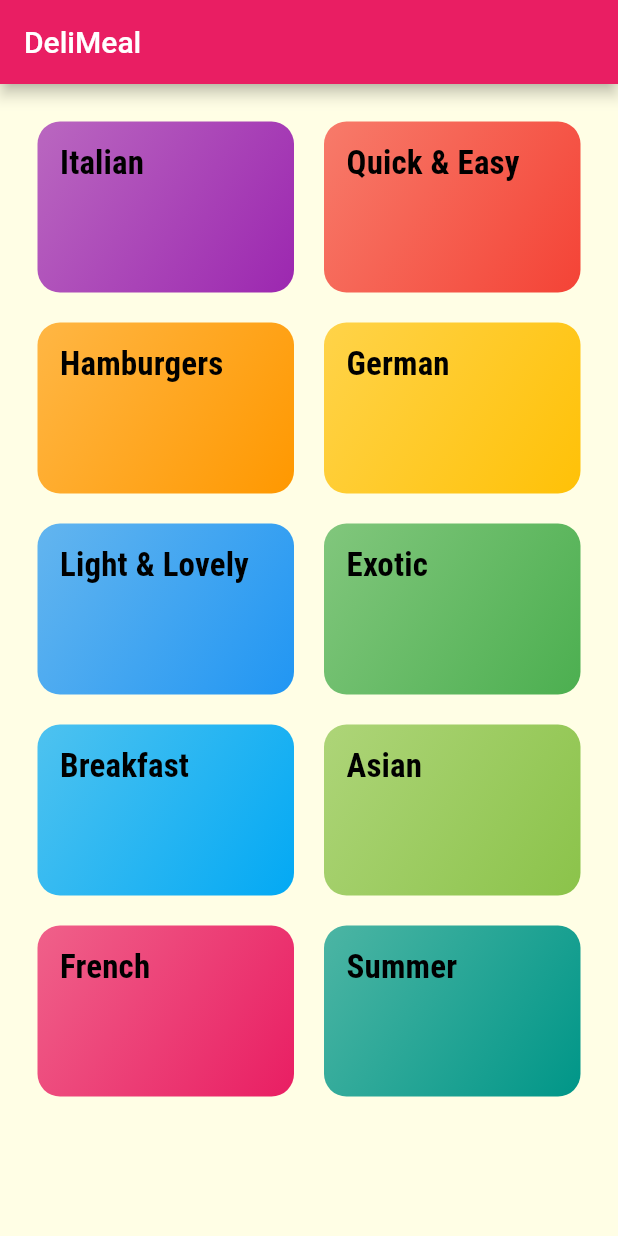
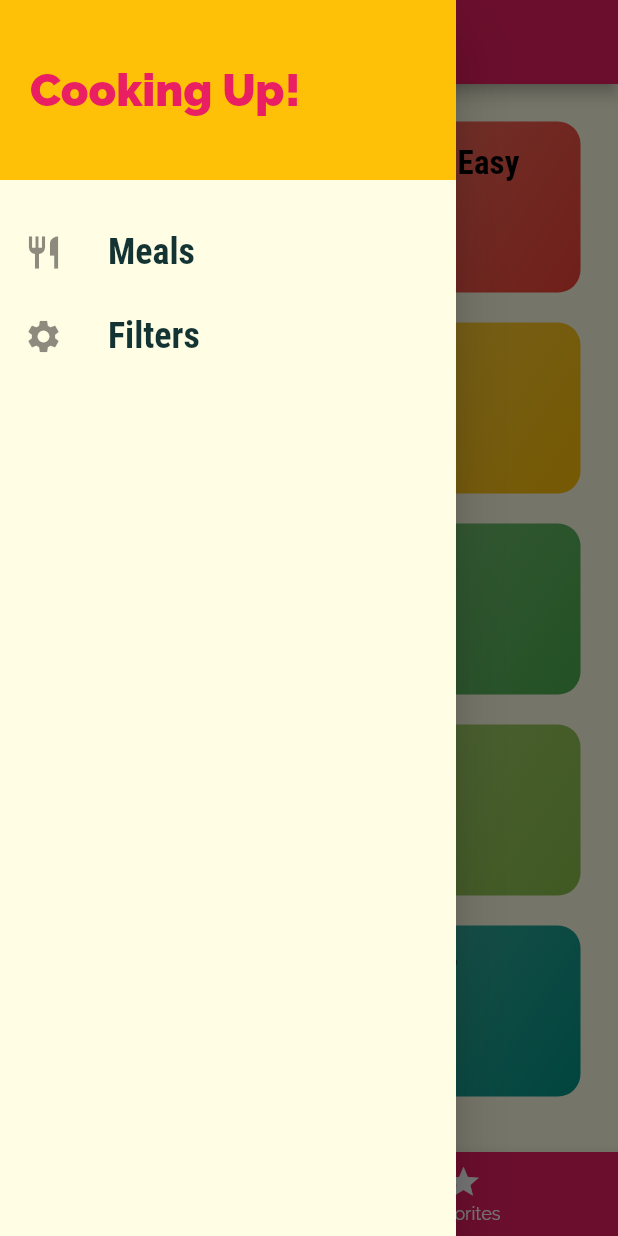
Before and after one commit to ccautionn/meal_rec_app, a Flutter app: the screen it shows after launch, with the side drawer open (before the commit the screen has no drawer), on a phone screen of 412 x 824 dp. Run offline on Flutter 3.47's test engine with Material 2 defaults, Android fonts, the light colour scheme and no system bars; missing offline and left inert: dart:ffi.

Commit message:
end of lecture 185

```diff
--- a/lib/main.dart
+++ b/lib/main.dart
@@ -1,17 +1,79 @@
 import 'package:flutter/material.dart';
-import 'package:meal_rec_app/screens/meal_detail_screen.dart';
+import 'package:meal_rec_app/dummy_data.dart';
+import './screens/filters_screen.dart';
+import './screens/meal_detail_screen.dart';
+import './screens/tabs_screen.dart';
+import 'models/meal.dart';
 import 'screens/catagories_screen.dart';
 import 'screens/category_meals_screen.dart';
 
 void main() => runApp(MyApp());
 
-class MyApp extends StatelessWidget {
+class MyApp extends StatefulWidget {
+  @override
+  State<MyApp> createState() => _MyAppState();
+}
+
+class _MyAppState extends State<MyApp> {
+  Map<String, bool> _filters = {
+    'gluten': false,
+    'lactose': false,
+    'vegan': false,
+    'vegeterian': false,
+  };
+
+  void _setFilters(Map<String, bool> filterData) {
+    setState(() {
+      _filters = filterData;
+      print(_filters);
+      _avaliableMeals = DUMMY_MEALS.where((meal) {
+        if (_filters['gluten'] == true && !meal.isGlutenFree) {
+          return false;
+        }
+        if (_filters['lactose'] == true && !meal.isLactoseFree) {
+          return false;
+        }
+        if (_filters['vegan'] == true && !meal.isVegan) {
+          return false;
+        }
+        if ((_filters['vegeterian'] == true) && !meal.isVegetarian) {
+          return false;
+        }
+        return true;
+      }).toList();
+    });
+  }
+
+  List<Meal> _avaliableMeals = DUMMY_MEALS;
+  List<Meal> _favoritedMeals = [];
+
+  void _toggleFavorite(String mealId) {
+    final existingIndex =
+        _favoritedMeals.indexWhere((meal) => meal.id == mealId);
+
+    if (existingIndex >= 0) {
+      setState(() {
+        _favoritedMeals.removeAt(existingIndex);
+      });
+    } else {
+      setState(() {
+        _favoritedMeals
+            .add(DUMMY_MEALS.firstWhere((meal) => meal.id == mealId));
+      });
+    }
+  }
+
+  bool _isMealFavorite(String mealId) {
+    return _favoritedMeals.any((meal) => meal.id == mealId);
+  }
+
   @override
   Widget build(BuildContext context) {
     return MaterialApp(
       title: 'DeliMeals',
       theme: ThemeData(
           canvasColor: const Color.fromRGBO(255, 254, 229, 1),
+          accentColor: Colors.amber,
           fontFamily: 'Raleway',
           textTheme: ThemeData.light().textTheme.copyWith(
               bodyLarge: const TextStyle(color: Color.fromRGBO(20, 51, 51, 1)),
@@ -25,12 +87,17 @@ class MyApp extends StatelessWidget {
       //home: const CategoriesScreen(),
       initialRoute: '/',
       routes: {
-        '/': (ctx) => const CategoriesScreen(),
-        CategoryMealsScreen.routeName: (ctx) => CategoryMealsScreen(),
-        MealDetailScreen.routeName: (ctx) => const MealDetailScreen(),
+        '/': (ctx) => TabScreen(favoriteMeals: _favoritedMeals),
+        CategoryMealsScreen.routeName: (ctx) =>
+            CategoryMealsScreen(_avaliableMeals),
+        MealDetailScreen.routeName: (ctx) => MealDetailScreen(
+            isFavorite: _isMealFavorite, toggleFavorite: _toggleFavorite),
+        FiltersScreen.routeName: (ctx) => FiltersScreen(
+              saveFilters: _setFilters,
+              currentFilters: _filters,
+            ),
       },
       onGenerateRoute: (settings) {
-        print(settings.arguments);
         return MaterialPageRoute(builder: (ctx) => const CategoriesScreen());
       },
       onUnknownRoute: ((settings) {
--- a/lib/screens/catagories_screen.dart
+++ b/lib/screens/catagories_screen.dart
@@ -7,11 +7,7 @@ class CategoriesScreen extends StatelessWidget {
 
   @override
   Widget build(BuildContext context) {
-    return Scaffold(
-        appBar: AppBar(
-          title: const Text('DeliMeal'),
-        ),
-        body: GridView(
+    return GridView(
         padding: const EdgeInsets.all(25),
         gridDelegate: const SliverGridDelegateWithMaxCrossAxisExtent(
             maxCrossAxisExtent: 200,
@@ -19,8 +15,8 @@ class CategoriesScreen extends StatelessWidget {
             crossAxisSpacing: 20,
             mainAxisSpacing: 20),
         children: DUMMY_CATEGORIES
-                .map((cat) => CategoryItem(
-                    id: cat.id, title: cat.title, color: cat.color))
-                .toList()));
+            .map((cat) =>
+                CategoryItem(id: cat.id, title: cat.title, color: cat.color))
+            .toList());
   }
 }
--- /dev/null
+++ b/lib/screens/tabs_screen.dart
@@ -0,0 +1,64 @@
+import 'package:flutter/material.dart';
+import '../models/meal.dart';
+import '../widgets/main_drawer.dart';
+import './favorites_screen.dart';
+import './catagories_screen.dart';
+
+class TabScreen extends StatefulWidget {
+  final List<Meal> favoriteMeals;
+  const TabScreen({super.key, required this.favoriteMeals});
+
+  @override
+  State<TabScreen> createState() => _TabScreenState();
+}
+
+class _TabScreenState extends State<TabScreen> {
+  List<Map<String, Object>>? _pages;
+  int _selectedPageIndex = 0;
+
+  @override
+  void initState() {
+    _pages = [
+      {'title': 'Categories', 'page': const CategoriesScreen()},
+      {
+        'title': 'Your Favorites',
+        'page': FavoriteScreen(favoriteMeals: widget.favoriteMeals)
+      }
+    ];
+    super.initState();
+  }
+
+  void _selectPage(int index) {
+    setState(() {
+      _selectedPageIndex = index;
+    });
+  }
+
+  @override
+  Widget build(BuildContext context) {
+    return Scaffold(
+      appBar: AppBar(
+        title: Text(_pages?[_selectedPageIndex]['title'] as String),
+      ),
+      drawer: MainDrawer(),
+      body: _pages?[_selectedPageIndex]['page'] as Widget,
+      bottomNavigationBar: BottomNavigationBar(
+          onTap: _selectPage,
+          backgroundColor: Theme.of(context).colorScheme.primary,
+          unselectedItemColor: Colors.white,
+          selectedItemColor: Theme.of(context).colorScheme.secondary,
+          currentIndex: _selectedPageIndex,
+          type: BottomNavigationBarType.fixed,
+          items: [
+            BottomNavigationBarItem(
+                backgroundColor: Theme.of(context).colorScheme.primary,
+                icon: Icon(Icons.category),
+                label: 'Categories'),
+            BottomNavigationBarItem(
+                backgroundColor: Theme.of(context).colorScheme.primary,
+                icon: Icon(Icons.star),
+                label: 'Favorites')
+          ]),
+    );
+  }
+}
--- /dev/null
+++ b/lib/widgets/main_drawer.dart
@@ -0,0 +1,56 @@
+import 'package:flutter/material.dart';
+import '../screens/filters_screen.dart';
+
+class MainDrawer extends StatelessWidget {
+  const MainDrawer({super.key});
+
+  Widget buildListTile(String title, IconData icon, VoidCallback tabHandler) {
+    return ListTile(
+      leading: Icon(
+        icon,
+        size: 26,
+      ),
+      title: Text(
+        title,
+        style: const TextStyle(
+            fontFamily: 'RobotoCondensed',
+            fontSize: 24,
+            fontWeight: FontWeight.bold),
+      ),
+      onTap: tabHandler,
+    );
+  }
+
+  @override
+  Widget build(BuildContext context) {
+    return Drawer(
+      child: Column(
+        children: [
+          Container(
+            height: 120,
+            width: double.infinity,
+            padding: const EdgeInsets.all(20),
+            alignment: Alignment.centerLeft,
+            color: Theme.of(context).colorScheme.secondary,
+            child: Text(
+              'Cooking Up!',
+              style: TextStyle(
+                  fontWeight: FontWeight.w900,
+                  fontSize: 30,
+                  color: Theme.of(context).colorScheme.primary),
+            ),
+          ),
+          const SizedBox(
+            height: 20,
+          ),
+          buildListTile('Meals', Icons.restaurant, () {
+            Navigator.of(context).pushReplacementNamed('/');
+          }),
+          buildListTile('Filters', Icons.settings, () {
+            Navigator.of(context).pushReplacementNamed(FiltersScreen.routeName);
+          })
+        ],
+      ),
+    );
+  }
+}
--- a/lib/widgets/meal_item.dart
+++ b/lib/widgets/meal_item.dart
@@ -46,7 +46,11 @@ class MealItem extends StatelessWidget {
   }
 
   void selectMeal(BuildContext context) {
-    Navigator.of(context).pushNamed(MealDetailScreen.routeName, arguments: id);
+    Navigator.of(context)
+        .pushNamed(MealDetailScreen.routeName, arguments: id)
+        .then((result) {
+      //removeItem(result);
+    });
   }
 
   @override
```
Also changed, not shown: lib/screens/category_meals_screen.dart (+51 -21 lines), lib/screens/favorites_screen.dart (added, +31 -0 lines), lib/screens/filters_screen.dart (added, +106 -0 lines), lib/screens/meal_detail_screen.dart (+12 -4 lines). Lines whose indentation alone changed are shown as unchanged.
